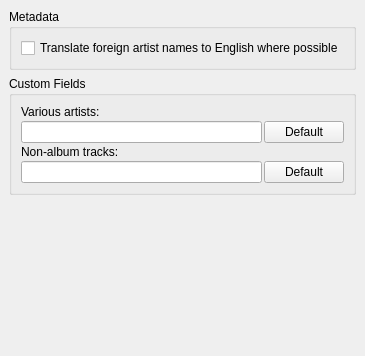
Old version of the form ui/options_metadata.ui in the repository metabrainz/picard.
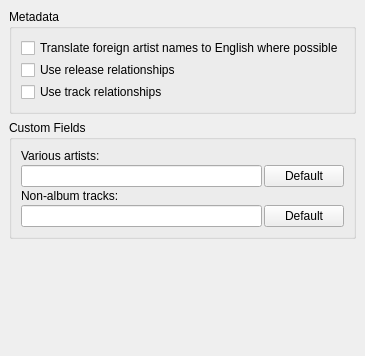
New version of the form.

Commit message: Options to load release-level and/or track-level relations.

Patch:
```diff
--- a/ui/options_metadata.ui
+++ b/ui/options_metadata.ui
@@ -21,20 +21,34 @@
      <property name="title" >
       <string>Metadata</string>
      </property>
-     <layout class="QGridLayout" >
+     <layout class="QVBoxLayout" >
       <property name="margin" >
        <number>9</number>
       </property>
       <property name="spacing" >
        <number>2</number>
       </property>
-      <item row="0" column="0" >
+      <item>
        <widget class="QCheckBox" name="translate_artist_names" >
         <property name="text" >
          <string>Translate foreign artist names to English where possible</string>
         </property>
        </widget>
       </item>
+      <item>
+       <widget class="QCheckBox" name="release_ars" >
+        <property name="text" >
+         <string>Use release relationships</string>
+        </property>
+       </widget>
+      </item>
+      <item>
+       <widget class="QCheckBox" name="track_ars" >
+        <property name="text" >
+         <string>Use track relationships</string>
+        </property>
+       </widget>
+      </item>
      </layout>
     </widget>
    </item>
@@ -100,8 +114,8 @@
      </property>
      <property name="sizeHint" >
       <size>
-       <width>141</width>
-       <height>81</height>
+       <width>326</width>
+       <height>51</height>
       </size>
      </property>
     </spacer>
```
The commit also changes 4 other files.
